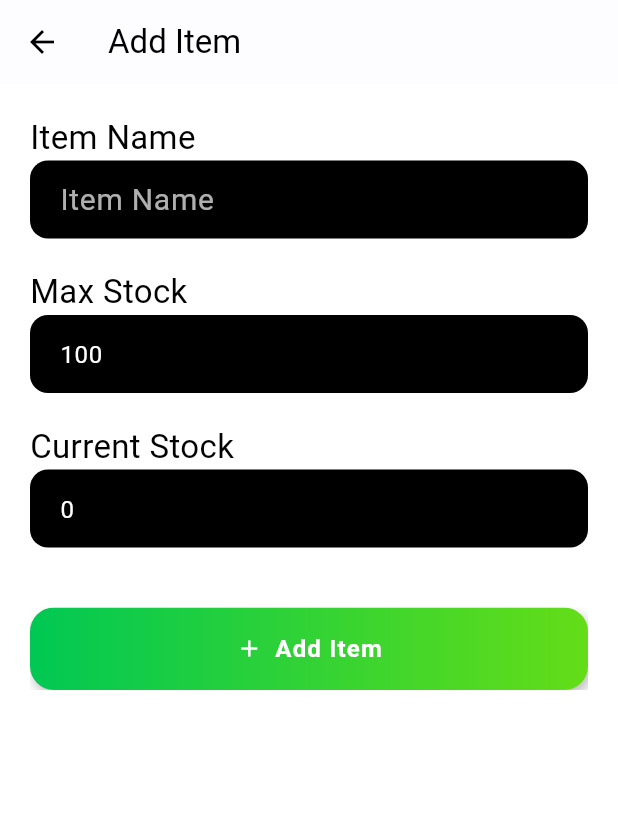
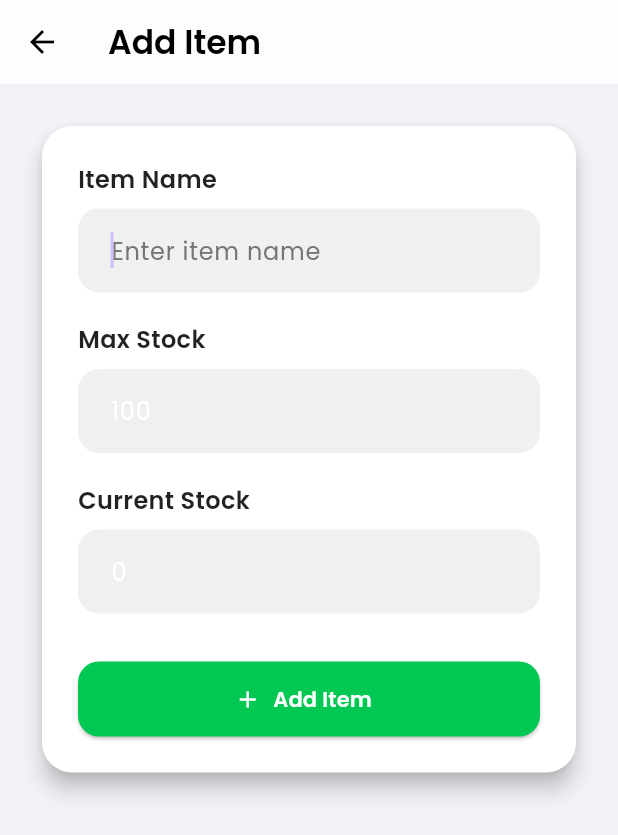
Before and after one commit to Sanka43/KitchenSync, a Flutter app: the ItemsListPage screen opened directly, after a tap on the "add" icon, on a phone screen of 412 x 824 dp. Shown: the top 835 px of the screen. Run offline on Flutter 3.47's test engine with Material 3 defaults, Android fonts, the phone set to English and light mode, and no system bars; our stand-ins replace cloud_firestore, firebase_auth, firebase_core, firebase_database, fl_chart, google_fonts; accounts and stored records are empty.

Commit message:
add item page update

```diff
--- a/lib/views/hotel/items_list_page.dart
+++ b/lib/views/hotel/items_list_page.dart
@@ -1,6 +1,7 @@
 import 'package:flutter/material.dart';
 import 'package:cloud_firestore/cloud_firestore.dart';
 import 'items_page.dart';
+import 'package:google_fonts/google_fonts.dart';
 
 class ItemsListPage extends StatefulWidget {
   const ItemsListPage({super.key});
@@ -15,19 +16,23 @@ class _ItemsListPageState extends State<ItemsListPage> {
   @override
   Widget build(BuildContext context) {
     return Scaffold(
-      backgroundColor: const Color.fromARGB(255, 255, 255, 255),
+      backgroundColor: const Color(0xFFF1F3F6),
       appBar: AppBar(
         iconTheme: const IconThemeData(color: Colors.black),
-        title: const Text('Items', style: TextStyle(color: Colors.black)),
-        backgroundColor: const Color.fromARGB(
-          255,
-          255,
-          255,
-          255,
-        ).withOpacity(0.8),
+        title: Text(
+          'Items',
+          style: GoogleFonts.poppins(
+            fontSize: 22,
+            fontWeight: FontWeight.w600,
+            color: Colors.black,
+            letterSpacing: 0.3,
+          ),
+        ),
+        backgroundColor: Colors.transparent,
+        elevation: 0,
         actions: [
           IconButton(
-            icon: const Icon(Icons.add, color: Colors.black),
+            icon: const Icon(Icons.add, color: Colors.black, size: 30),
             onPressed: () {
               Navigator.push(
                 context,
@@ -43,18 +48,27 @@ class _ItemsListPageState extends State<ItemsListPage> {
             child: TextField(
               onChanged: (value) =>
                   setState(() => _searchQuery = value.toLowerCase()),
-              style: const TextStyle(color: Colors.white),
+              style: const TextStyle(color: Colors.black, fontSize: 16),
               decoration: InputDecoration(
                 hintText: 'Search items...',
-                hintStyle: const TextStyle(
-                  color: Color.fromARGB(255, 255, 255, 255),
+                hintStyle: const TextStyle(color: Colors.black54, fontSize: 16),
+                prefixIcon: const Icon(
+                  Icons.search,
+                  color: Colors.black54,
+                  size: 24,
+                ),
+                prefixIconConstraints: const BoxConstraints(
+                  minWidth: 40,
+                  minHeight: 40,
                 ),
                 filled: true,
-                fillColor: const Color.fromARGB(161, 0, 0, 0),
-                prefixIcon: const Icon(Icons.search, color: Colors.white),
-                border: OutlineInputBorder(
-                  borderRadius: BorderRadius.circular(12),
-                  borderSide: BorderSide.none,
+                fillColor: Colors.transparent,
+                contentPadding: const EdgeInsets.symmetric(vertical: 12),
+                enabledBorder: const UnderlineInputBorder(
+                  borderSide: BorderSide(color: Colors.black26, width: 1.5),
+                ),
+                focusedBorder: const UnderlineInputBorder(
+                  borderSide: BorderSide(color: Colors.black87, width: 2),
                 ),
               ),
             ),
@@ -64,7 +78,7 @@ class _ItemsListPageState extends State<ItemsListPage> {
       body: StreamBuilder<QuerySnapshot>(
         stream: FirebaseFirestore.instance
             .collection('items')
-            .orderBy('itemName') // optional sorting
+            .orderBy('itemName')
             .snapshots(),
         builder: (context, snapshot) {
           if (snapshot.connectionState == ConnectionState.waiting) {
@@ -80,15 +94,6 @@ class _ItemsListPageState extends State<ItemsListPage> {
             );
           }
 
-          if (!snapshot.hasData || snapshot.data!.docs.isEmpty) {
-            return const Center(
-              child: Text(
-                'No items found',
-                style: TextStyle(color: Colors.white70),
-              ),
-            );
-          }
-
           final docs = snapshot.data!.docs.where((doc) {
             final data = doc.data() as Map<String, dynamic>;
             final name = (data['itemName'] ?? '').toString().toLowerCase();
@@ -99,7 +104,7 @@ class _ItemsListPageState extends State<ItemsListPage> {
             return const Center(
               child: Text(
                 'No results match your search.',
-                style: TextStyle(color: Color.fromARGB(189, 50, 50, 50)),
+                style: TextStyle(color: Colors.black54),
               ),
             );
           }
@@ -112,39 +117,11 @@ class _ItemsListPageState extends State<ItemsListPage> {
               final data = doc.data() as Map<String, dynamic>;
               final name = data['itemName'] ?? 'Unnamed';
               final stock = data['stock'] ?? 0;
+              final maxStock = data['maxStock'] ?? 100;
 
-              return Card(
-                color: const Color.fromARGB(255, 0, 0, 0),
-                elevation: 4,
-                margin: const EdgeInsets.symmetric(vertical: 8),
-                shape: RoundedRectangleBorder(
-                  borderRadius: BorderRadius.circular(12),
-                ),
-                child: ListTile(
-                  title: Text(
-                    name,
-                    style: const TextStyle(color: Colors.white, fontSize: 20),
-                  ),
-                  subtitle: Column(
-                    crossAxisAlignment: CrossAxisAlignment.start,
-                    children: [
-                      Text(
-                        'Stock: $stock',
-                        style: const TextStyle(
-                          color: Colors.white70,
-                          fontSize: 16,
-                        ),
-                      ),
-                      const SizedBox(height: 6),
-                      Builder(
-                        builder: (context) {
-                          final int maxStock =
-                              data['maxStock'] ??
-                              100; // Default to 100 if not present
-                          final double percentage = (stock / maxStock).clamp(
-                            0.0,
-                            1.0,
-                          );
+              final double percentage = (stock / maxStock)
+                  .clamp(0.0, 1.0)
+                  .toDouble();
 
               Color progressColor;
               if (percentage <= 0.25) {
@@ -152,28 +129,66 @@ class _ItemsListPageState extends State<ItemsListPage> {
               } else if (percentage <= 0.5) {
                 progressColor = Colors.orange;
               } else if (percentage <= 0.75) {
-                            progressColor = Colors.yellow;
+                progressColor = Colors.yellow[700]!;
               } else {
                 progressColor = Colors.green;
               }
 
-                          return ClipRRect(
+              return Container(
+                margin: const EdgeInsets.only(bottom: 14),
+                decoration: BoxDecoration(
+                  color: const Color.fromARGB(255, 255, 255, 255),
+                  borderRadius: BorderRadius.circular(16),
+                  boxShadow: [
+                    BoxShadow(
+                      color: Colors.black.withOpacity(0.1),
+                      blurRadius: 8,
+                      offset: const Offset(0, 4),
+                    ),
+                  ],
+                ),
+                child: ListTile(
+                  contentPadding: const EdgeInsets.symmetric(
+                    horizontal: 16,
+                    vertical: 12,
+                  ),
+                  title: Text(
+                    name,
+                    style: GoogleFonts.poppins(
+                      fontSize: 18,
+                      fontWeight: FontWeight.w600,
+                      color: const Color.fromARGB(255, 0, 0, 0),
+                    ),
+                  ),
+                  subtitle: Column(
+                    crossAxisAlignment: CrossAxisAlignment.start,
+                    children: [
+                      const SizedBox(height: 6),
+                      Text(
+                        'Stock: $stock / $maxStock',
+                        style: GoogleFonts.poppins(
+                          fontSize: 14,
+                          color: const Color.fromARGB(179, 0, 0, 0),
+                        ),
+                      ),
+                      const SizedBox(height: 8),
+                      ClipRRect(
                         borderRadius: BorderRadius.circular(10),
                         child: LinearProgressIndicator(
                           value: percentage,
                           minHeight: 8,
-                              backgroundColor: Colors.white24,
+                          backgroundColor: const Color.fromARGB(60, 0, 0, 0),
                           valueColor: AlwaysStoppedAnimation<Color>(
                             progressColor,
                           ),
                         ),
-                          );
-                        },
                       ),
                     ],
                   ),
-
-                  trailing: const Icon(Icons.edit, color: Colors.white70),
+                  trailing: const Icon(
+                    Icons.edit,
+                    color: Color.fromARGB(179, 0, 0, 0),
+                  ),
                   onTap: () {
                     Navigator.push(
                       context,
@@ -205,7 +220,7 @@ class _ItemsListPageState extends State<ItemsListPage> {
     showDialog(
       context: context,
       builder: (context) => AlertDialog(
-        backgroundColor: Colors.grey[900],
+        backgroundColor: const Color.fromARGB(255, 0, 0, 0),
         title: const Text('Delete Item', style: TextStyle(color: Colors.white)),
         content: Text(
           'Are you sure you want to delete "$itemName"?',
--- a/lib/views/hotel/items_page.dart
+++ b/lib/views/hotel/items_page.dart
@@ -1,6 +1,7 @@
 import 'package:flutter/material.dart';
 import 'package:flutter/services.dart';
 import 'package:cloud_firestore/cloud_firestore.dart';
+import 'package:google_fonts/google_fonts.dart';
 
 class ItemPage extends StatefulWidget {
   final String? docId;
@@ -9,11 +10,11 @@ class ItemPage extends StatefulWidget {
   final int? initialMaxStock;
 
   const ItemPage({
+    super.key,
     this.docId,
     this.initialName,
     this.initialStock,
     this.initialMaxStock,
-    super.key,
   });
 
   @override
@@ -49,7 +50,6 @@ class _ItemPageState extends State<ItemPage> {
 
   Future<void> _saveItem() async {
     if (!_formKey.currentState!.validate()) return;
-
     setState(() => _isSaving = true);
 
     final name = _nameController.text.trim();
@@ -58,9 +58,7 @@ class _ItemPageState extends State<ItemPage> {
 
     if (stock > maxStock) {
       setState(() => _isSaving = false);
-      ScaffoldMessenger.of(context).showSnackBar(
-        const SnackBar(content: Text('Current stock cannot exceed max stock')),
-      );
+      _showMessage('Current stock cannot exceed max stock');
       return;
     }
 
@@ -71,12 +69,9 @@ class _ItemPageState extends State<ItemPage> {
         final existing = await itemsCollection
             .where('itemName', isEqualTo: name)
             .get();
-
         if (existing.docs.isNotEmpty) {
           setState(() => _isSaving = false);
-          ScaffoldMessenger.of(context).showSnackBar(
-            const SnackBar(content: Text('Item name already exists')),
-          );
+          _showMessage('Item name already exists');
           return;
         }
       }
@@ -90,12 +85,19 @@ class _ItemPageState extends State<ItemPage> {
       }
 
       if (mounted) Navigator.of(context).pop();
-    } catch (e) {
+    } catch (_) {
       setState(() => _isSaving = false);
-      ScaffoldMessenger.of(
-        context,
-      ).showSnackBar(const SnackBar(content: Text('Failed to save item')));
+      _showMessage('Failed to save item');
     }
+  }
+
+  void _showMessage(String message) {
+    ScaffoldMessenger.of(context).showSnackBar(
+      SnackBar(
+        content: Text(message, style: GoogleFonts.poppins()),
+        behavior: SnackBarBehavior.floating,
+      ),
+    );
   }
 
   Future<void> _deleteItem() async {
@@ -103,17 +105,23 @@ class _ItemPageState extends State<ItemPage> {
 
     final confirmed = await showDialog<bool>(
       context: context,
-      builder: (context) => AlertDialog(
-        title: const Text('Delete Item?'),
-        content: const Text('Are you sure you want to delete this item?'),
+      builder: (_) => AlertDialog(
+        title: Text('Delete Item?', style: GoogleFonts.poppins()),
+        content: Text(
+          'Are you sure you want to delete this item?',
+          style: GoogleFonts.poppins(),
+        ),
         actions: [
           TextButton(
             onPressed: () => Navigator.of(context).pop(false),
-            child: const Text('Cancel'),
+            child: Text('Cancel', style: GoogleFonts.poppins()),
           ),
           TextButton(
             onPressed: () => Navigator.of(context).pop(true),
-            child: const Text('Delete'),
+            child: Text(
+              'Delete',
+              style: GoogleFonts.poppins(color: Colors.red),
+            ),
           ),
         ],
       ),
@@ -127,29 +135,24 @@ class _ItemPageState extends State<ItemPage> {
             .doc(widget.docId)
             .delete();
         if (mounted) Navigator.of(context).pop();
-      } catch (e) {
+      } catch (_) {
         setState(() => _isSaving = false);
-        ScaffoldMessenger.of(
-          context,
-        ).showSnackBar(const SnackBar(content: Text('Failed to delete item')));
+        _showMessage('Failed to delete item');
       }
     }
   }
 
-  InputDecoration _inputDecoration(String label) {
+  InputDecoration _inputStyle(String hint) {
     return InputDecoration(
-      labelText: label,
-      labelStyle: const TextStyle(
-        color: Color.fromARGB(175, 255, 255, 255),
-        fontSize: 20,
-      ),
+      hintText: hint,
+      hintStyle: GoogleFonts.poppins(color: Colors.grey.shade600),
       filled: true,
-      fillColor: Colors.black,
+      fillColor: const Color(0xFFF0F0F0),
       border: OutlineInputBorder(
-        borderRadius: BorderRadius.circular(12),
+        borderRadius: BorderRadius.circular(14),
         borderSide: BorderSide.none,
       ),
-      contentPadding: const EdgeInsets.symmetric(horizontal: 16, vertical: 14),
+      contentPadding: const EdgeInsets.symmetric(horizontal: 18, vertical: 16),
     );
   }
 
@@ -158,173 +161,127 @@ class _ItemPageState extends State<ItemPage> {
     final isEdit = widget.docId != null;
 
     return Scaffold(
+      backgroundColor: const Color(0xFFF1F3F6),
       appBar: AppBar(
-        title: Text(isEdit ? 'Edit Item' : 'Add Item'),
         backgroundColor: Colors.white,
         foregroundColor: Colors.black,
         elevation: 1,
-        actions: [
-          if (isEdit)
+        title: Text(
+          isEdit ? 'Edit Item' : 'Add Item',
+          style: GoogleFonts.poppins(fontWeight: FontWeight.w600),
+        ),
+        actions: isEdit
+            ? [
                 IconButton(
                   icon: const Icon(Icons.delete),
+                  color: const Color.fromARGB(255, 0, 0, 0),
                   onPressed: _isSaving ? null : _deleteItem,
-              color: Colors.red,
                 ),
-        ],
+              ]
+            : null,
       ),
-      backgroundColor: Colors.white,
       body: Stack(
         children: [
-          Padding(
-            padding: const EdgeInsets.all(20.0),
+          SingleChildScrollView(
+            padding: const EdgeInsets.all(24),
             child: Form(
               key: _formKey,
-              child: ListView(
+              child: Card(
+                elevation: 6,
+                shape: RoundedRectangleBorder(
+                  borderRadius: BorderRadius.circular(20),
+                ),
+                color: Colors.white,
+                child: Padding(
+                  padding: const EdgeInsets.all(24),
+                  child: Column(
+                    crossAxisAlignment: CrossAxisAlignment.start,
                     children: [
-                  // Item Name
-                  Text(
-                    'Item Name',
-                    style: const TextStyle(fontSize: 22, color: Colors.black),
-                  ),
+                      _formLabel('Item Name'),
                       TextFormField(
                         controller: _nameController,
                         enabled: !_isSaving,
+                        autofocus: true,
+                        style: GoogleFonts.poppins(fontSize: 16),
                         textInputAction: TextInputAction.next,
-                    style: const TextStyle(color: Colors.white),
-                    decoration: _inputDecoration('Item Name'),
+                        decoration: _inputStyle('Enter item name'),
                         validator: (val) => val == null || val.trim().isEmpty
-                        ? 'Enter item name'
+                            ? 'Item name required'
                             : null,
                       ),
-
                       const SizedBox(height: 20),
 
-                  // Max Stock
-                  Text(
-                    'Max Stock',
-                    style: const TextStyle(fontSize: 22, color: Colors.black),
-                  ),
+                      _formLabel('Max Stock'),
                       TextFormField(
                         controller: _maxStockController,
                         enabled: !_isSaving,
-                    textInputAction: TextInputAction.next,
-                    style: const TextStyle(color: Colors.white),
-                    decoration: _inputDecoration(''),
                         keyboardType: TextInputType.number,
                         inputFormatters: [
                           FilteringTextInputFormatter.digitsOnly,
                           LengthLimitingTextInputFormatter(3),
                         ],
+                        style: GoogleFonts.poppins(),
+                        textInputAction: TextInputAction.next,
+                        decoration: _inputStyle('Enter max stock'),
                         validator: (val) {
                           if (val == null || val.trim().isEmpty) {
-                        return 'Enter max stock';
+                            return 'Max stock required';
                           }
                           final max = int.tryParse(val.trim());
                           if (max == null || max <= 0) {
-                        return 'Enter a valid number > 0';
+                            return 'Enter number > 0';
                           }
                           return null;
                         },
                       ),
-
                       const SizedBox(height: 20),
 
-                  // Current Stock
-                  Text(
-                    'Current Stock',
-                    style: const TextStyle(fontSize: 22, color: Colors.black),
-                  ),
+                      _formLabel('Current Stock'),
                       TextFormField(
                         controller: _stockController,
                         enabled: !_isSaving,
-                    textInputAction: TextInputAction.done,
-                    style: const TextStyle(
-                      color: Color.fromARGB(255, 255, 255, 255),
-                    ),
-                    decoration: _inputDecoration(''),
-                    // keyboardType: TextInputType.number,
+                        keyboardType: TextInputType.number,
                         inputFormatters: [
                           FilteringTextInputFormatter.digitsOnly,
                           LengthLimitingTextInputFormatter(3),
                         ],
+                        style: GoogleFonts.poppins(),
+                        textInputAction: TextInputAction.done,
+                        decoration: _inputStyle('Enter current stock'),
                         validator: (val) {
                           if (val == null || val.trim().isEmpty) {
-                        return 'Enter current stock';
+                            return 'Current stock required';
                           }
                           final stock = int.tryParse(val.trim());
                           if (stock == null || stock < 0) {
-                        return 'Enter a valid number';
+                            return 'Enter valid number';
                           }
                           return null;
                         },
                       ),
+                      const SizedBox(height: 32),
 
-                  const SizedBox(height: 40),
-
-                  ElevatedButton(
-                    onPressed: _isSaving ? null : _saveItem,
-                    style: ElevatedButton.styleFrom(
-                      backgroundColor: Colors.transparent,
-                      shadowColor: Colors.transparent,
-                      padding: EdgeInsets.zero,
-                      shape: RoundedRectangleBorder(
-                        borderRadius: BorderRadius.circular(16),
-                      ),
-                    ),
-                    child: Ink(
-                      decoration: BoxDecoration(
-                        gradient: _isSaving
-                            ? LinearGradient(
-                                colors: [
-                                  Colors.grey.shade400,
-                                  Colors.grey.shade500,
-                                ],
-                              )
-                            : const LinearGradient(
-                                colors: [Color(0xFF00C853), Color(0xFF64DD17)],
-                              ),
-                        borderRadius: BorderRadius.circular(16),
-                        boxShadow: [
-                          BoxShadow(
-                            color: Colors.black26,
-                            blurRadius: 6,
-                            offset: Offset(2, 4),
-                          ),
-                        ],
-                      ),
-                      child: Container(
-                        padding: const EdgeInsets.symmetric(
-                          vertical: 16,
-                          horizontal: 24,
-                        ),
-                        alignment: Alignment.center,
-                        child: _isSaving
-                            ? const SizedBox(
-                                height: 24,
-                                width: 24,
-                                child: CircularProgressIndicator(
-                                  color: Colors.white,
-                                  strokeWidth: 2.5,
-                                ),
-                              )
-                            : Row(
-                                mainAxisSize: MainAxisSize.min,
-                                children: [
-                                  Icon(
+                      AnimatedOpacity(
+                        opacity: _isSaving ? 0.7 : 1.0,
+                        duration: const Duration(milliseconds: 300),
+                        child: ElevatedButton.icon(
+                          icon: Icon(
                             isEdit ? Icons.update : Icons.add,
                             color: Colors.white,
                           ),
-                                  const SizedBox(width: 8),
-                                  Text(
+                          label: Text(
                             isEdit ? 'Update Item' : 'Add Item',
-                                    style: const TextStyle(
+                            style: GoogleFonts.poppins(
                               color: Colors.white,
-                                      fontSize: 16,
                               fontWeight: FontWeight.w600,
-                                      letterSpacing: 0.8,
                             ),
                           ),
-                                ],
+                          onPressed: _isSaving ? null : _saveItem,
+                          style: ElevatedButton.styleFrom(
+                            backgroundColor: const Color(0xFF00C853),
+                            minimumSize: const Size.fromHeight(50),
+                            shape: RoundedRectangleBorder(
+                              borderRadius: BorderRadius.circular(14),
                             ),
                           ),
                         ),
@@ -333,18 +290,31 @@ class _ItemPageState extends State<ItemPage> {
                   ),
                 ),
               ),
-
+            ),
+          ),
           if (_isSaving)
             Positioned.fill(
               child: Container(
-                color: Colors.black.withOpacity(0.3),
-                child: const Center(
-                  child: CircularProgressIndicator(color: Colors.white),
-                ),
+                color: Colors.black.withOpacity(0.15),
+                child: const Center(child: CircularProgressIndicator()),
               ),
             ),
         ],
       ),
     );
   }
+
+  Widget _formLabel(String text) {
+    return Padding(
+      padding: const EdgeInsets.only(bottom: 8),
+      child: Text(
+        text,
+        style: GoogleFonts.poppins(
+          fontSize: 16,
+          fontWeight: FontWeight.w600,
+          color: Colors.black87,
+        ),
+      ),
+    );
   }
+}
--- a/lib/views/hotel/shop_list_page.dart
+++ b/lib/views/hotel/shop_list_page.dart
@@ -235,7 +235,7 @@ class _ShopListPageState extends State<ShopListPage> {
         iconTheme: const IconThemeData(color: Colors.black),
         actions: [
           IconButton(
-            icon: const Icon(Icons.add, color: Colors.black),
+            icon: const Icon(Icons.add, color: Colors.black, size: 30),
             onPressed: () {
               Navigator.push(
                 context,
```
Lines whose indentation alone changed are shown as unchanged.
